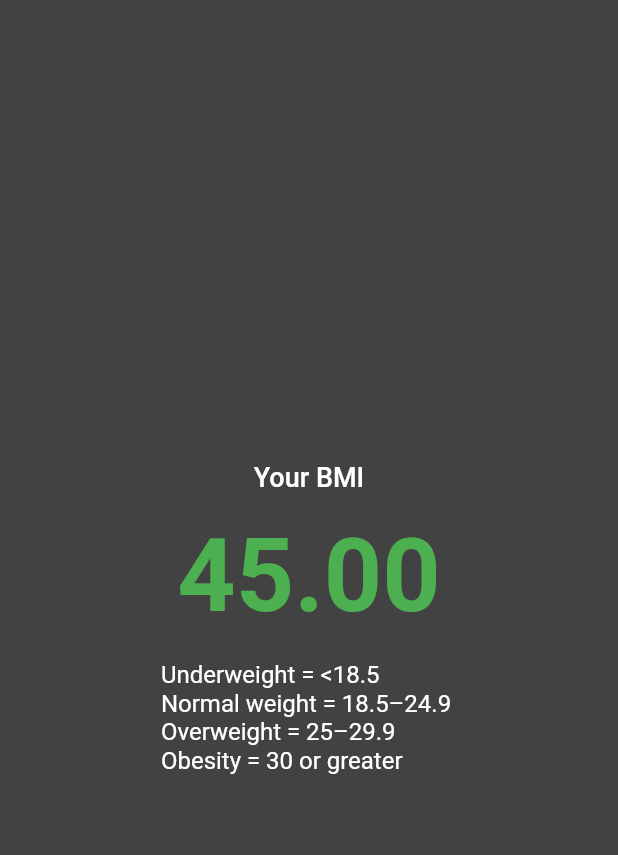
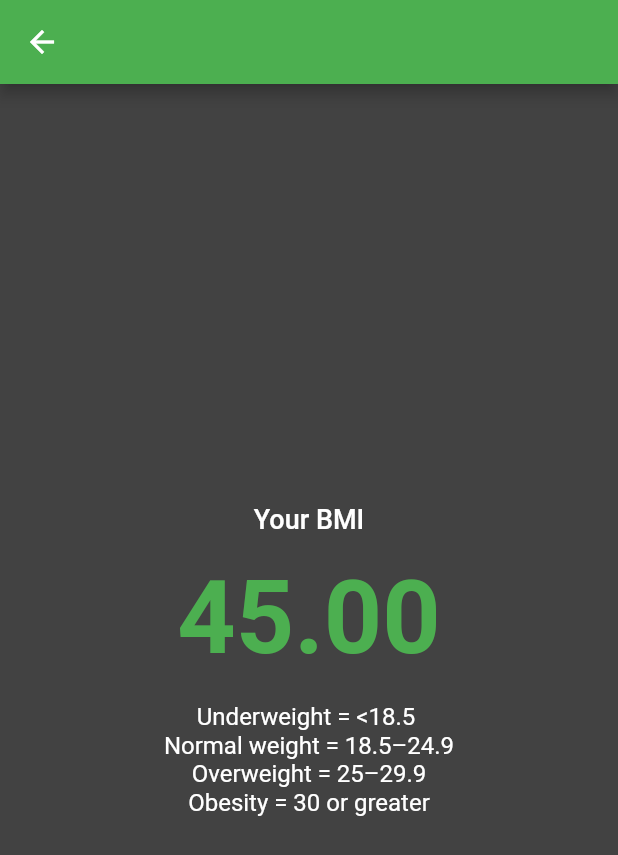
Before and after one commit to mtabishk/gdscmiet-acm-hour-of-flutter-2021, a Flutter app: the screen it shows after launch, after a tap on "CALCULATE YOUR BMI", on a phone screen of 412 x 824 dp. Shown: the top 855 px of the screen. Run offline on Flutter 3.47's test engine with Material 2 defaults, Android fonts, the phone set to English and light mode, and no system bars.

Commit message:
fized responsive ui
Signed-off-by: Muhammad Tabish Khanday <mtabishkhanday@gmail.com>

```diff
--- a/bmi_calculator_app/lib/app/home_page.dart
+++ b/bmi_calculator_app/lib/app/home_page.dart
@@ -22,8 +22,9 @@ class _MyHomePageState extends State<MyHomePage> {
         title: Text("BMI Calculator"),
         centerTitle: true,
       ),
-      body: Padding(
-        padding: const EdgeInsets.all(8.0),
+      body: SingleChildScrollView(
+        child: Padding(
+          padding: const EdgeInsets.all(16.0),
           child: Column(
             mainAxisAlignment: MainAxisAlignment.spaceEvenly,
             crossAxisAlignment: CrossAxisAlignment.stretch,
@@ -31,9 +32,9 @@ class _MyHomePageState extends State<MyHomePage> {
               Row(
                 mainAxisAlignment: MainAxisAlignment.spaceAround,
                 children: [
-                Container(
+                  Expanded(
+                    child: Container(
                       height: 180,
-                  width: 180,
                       color: Colors.green,
                       child: Padding(
                         padding: const EdgeInsets.all(8.0),
@@ -61,9 +62,11 @@ class _MyHomePageState extends State<MyHomePage> {
                         ),
                       ),
                     ),
-                Container(
+                  ),
+                  SizedBox(width: 16.0),
+                  Expanded(
+                    child: Container(
                       height: 180,
-                  width: 180,
                       color: Colors.green,
                       child: Padding(
                         padding: const EdgeInsets.all(8.0),
@@ -91,15 +94,16 @@ class _MyHomePageState extends State<MyHomePage> {
                         ),
                       ),
                     ),
+                  ),
                 ],
               ),
               SizedBox(height: 16.0),
               Row(
                 mainAxisAlignment: MainAxisAlignment.spaceAround,
                 children: [
-                Container(
+                  Expanded(
+                    child: Container(
                       height: 180,
-                  width: 180,
                       color: Colors.green,
                       child: Padding(
                         padding: const EdgeInsets.all(8.0),
@@ -148,9 +152,11 @@ class _MyHomePageState extends State<MyHomePage> {
                         ),
                       ),
                     ),
-                Container(
+                  ),
+                  SizedBox(width: 16.0),
+                  Expanded(
+                    child: Container(
                       height: 180,
-                  width: 180,
                       color: Colors.green,
                       child: Padding(
                         padding: const EdgeInsets.all(8.0),
@@ -205,6 +211,7 @@ class _MyHomePageState extends State<MyHomePage> {
                         ),
                       ),
                     ),
+                  ),
                 ],
               ),
               SizedBox(height: 16.0),
@@ -256,7 +263,6 @@ class _MyHomePageState extends State<MyHomePage> {
                   onPressed: () {
                     Navigator.of(context).push(
                       MaterialPageRoute<void>(
-                      fullscreenDialog: true,
                         builder: (context) => ResultPage(
                           bmiResult: calculateBMI(_weight, _height),
                         ),
@@ -269,6 +275,7 @@ class _MyHomePageState extends State<MyHomePage> {
             ],
           ),
         ),
+      ),
     );
   }
 
--- a/bmi_calculator_app/lib/app/result_page.dart
+++ b/bmi_calculator_app/lib/app/result_page.dart
@@ -8,6 +8,7 @@ class ResultPage extends StatelessWidget {
   Widget build(BuildContext context) {
     return Scaffold(
       backgroundColor: Colors.grey[800],
+      appBar: AppBar(),
       body: Center(
         child: Column(
           mainAxisAlignment: MainAxisAlignment.center,
@@ -29,7 +30,28 @@ class ResultPage extends StatelessWidget {
             ),
             SizedBox(height: 16.0),
             Text(
-              "Underweight = <18.5 \nNormal weight = 18.5–24.9 \nOverweight = 25–29.9 \nObesity = 30 or greater",
+              "Underweight = <18.5 ",
+              style: TextStyle(
+                  fontSize: 16.0,
+                  color: Colors.white,
+                  fontWeight: FontWeight.w400),
+            ),
+            Text(
+              "Normal weight = 18.5–24.9",
+              style: TextStyle(
+                  fontSize: 16.0,
+                  color: Colors.white,
+                  fontWeight: FontWeight.w400),
+            ),
+            Text(
+              "Overweight = 25–29.9",
+              style: TextStyle(
+                  fontSize: 16.0,
+                  color: Colors.white,
+                  fontWeight: FontWeight.w400),
+            ),
+            Text(
+              "Obesity = 30 or greater",
               style: TextStyle(
                   fontSize: 16.0,
                   color: Colors.white,
```
Lines whose indentation alone changed are shown as unchanged.
